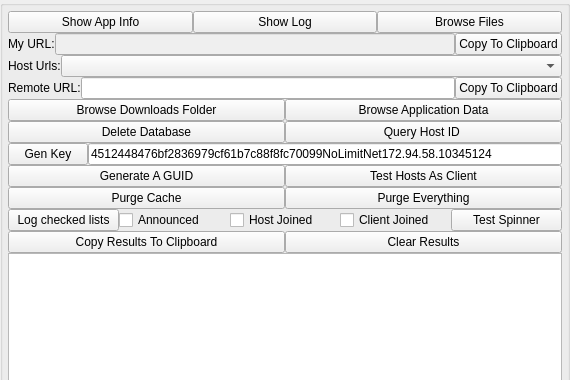
Old version of the form nolimitgui/CommonSrc/Forms/AppletTestAndDebug.ui in the repository nolimitconnect/NoLimitConnect; both pictures show x 0 to 570 and y 0 to 380 of the 570 by 625 pixel window.
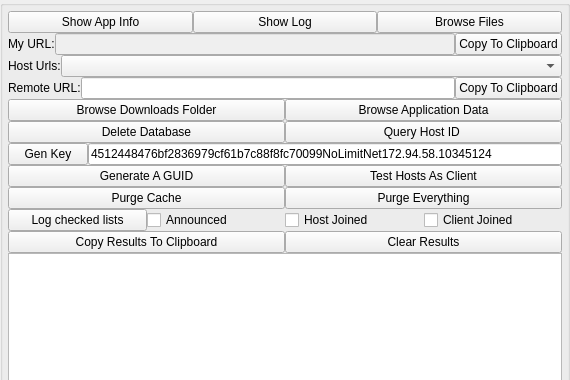
New version of the form.

Commit message: Added UPNP test page and minor get started improvements

Diff of the .ui file:
```diff
--- a/nolimitgui/CommonSrc/Forms/AppletTestAndDebug.ui
+++ b/nolimitgui/CommonSrc/Forms/AppletTestAndDebug.ui
@@ -292,13 +292,6 @@
           </property>
          </widget>
         </item>
-        <item>
-         <widget class="QPushButton" name="m_TestSpinnerButton">
-          <property name="text">
-           <string>Test Spinner</string>
-          </property>
-         </widget>
-        </item>
        </layout>
       </item>
       <item>
```
The commit also changes 25 other files.
